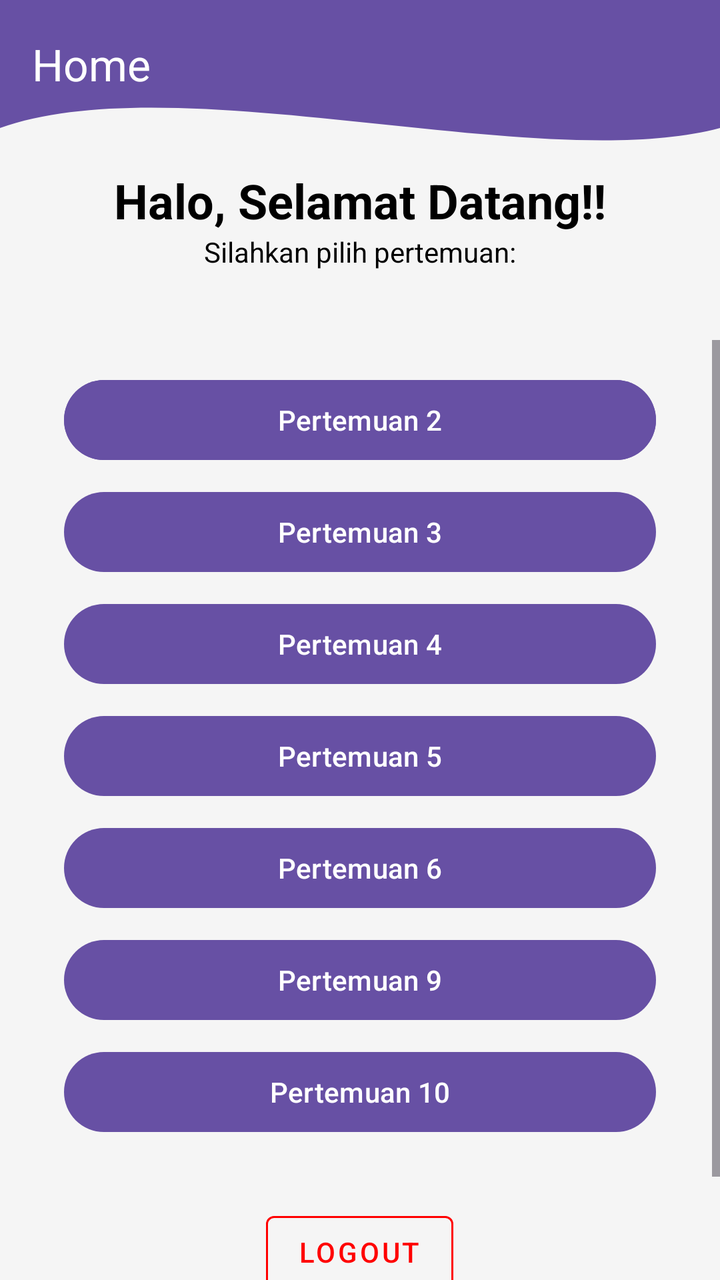
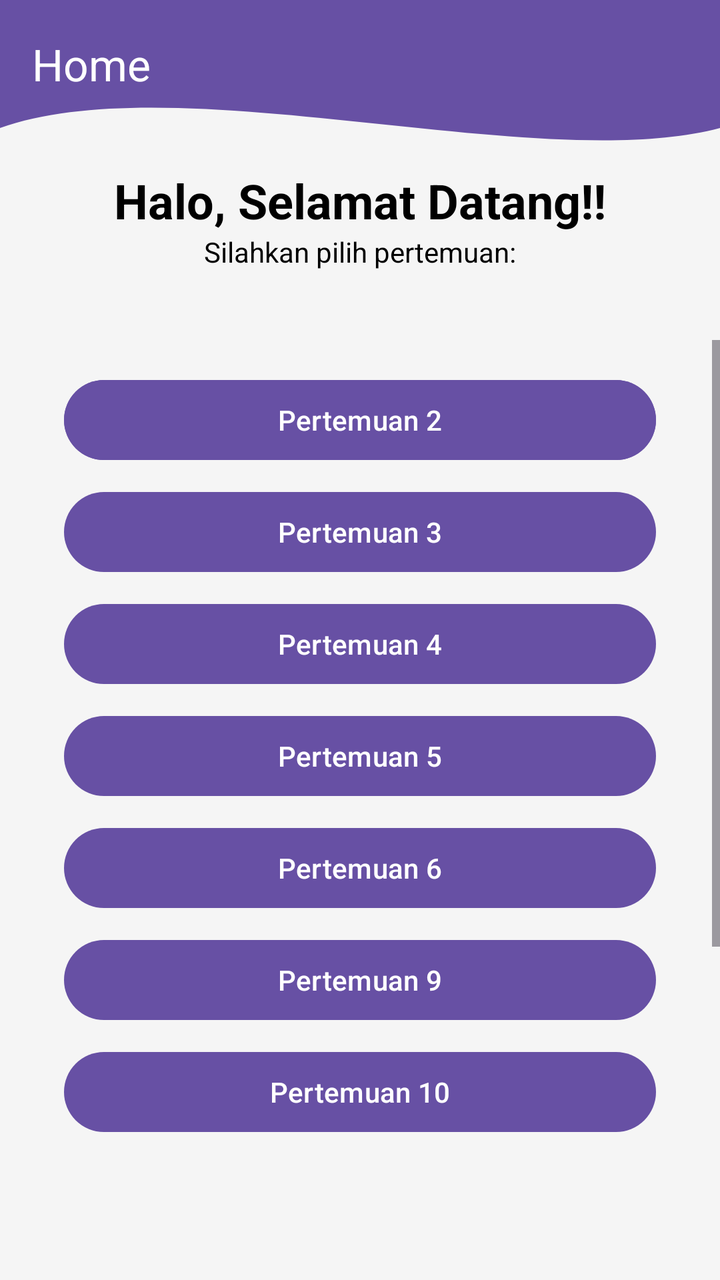

Two renders of the same Android screen: before a commit and after it. Below are the layout's source before the change and the commit's diff.
<!-- AndroidManifest.xml: application theme Theme.Alyahapps -->
<!-- res/layout/fragment_home.xml -->
<?xml version="1.0" encoding="utf-8"?>
<androidx.constraintlayout.widget.ConstraintLayout
    xmlns:android="http://schemas.android.com/apk/res/android"
    xmlns:app="http://schemas.android.com/apk/res-auto"
    xmlns:tools="http://schemas.android.com/tools"
    android:layout_width="match_parent"
    android:layout_height="match_parent"
    android:background="#F5F5F5"
    tools:context=".Home.HomeFragment">

    
    
    <View
        android:id="@+id/background_header"
        android:layout_width="0dp"
        android:layout_height="160dp"
        android:background="@drawable/bg_header_wave"
        app:layout_constraintEnd_toEndOf="parent"
        app:layout_constraintStart_toStartOf="parent"
        app:layout_constraintTop_toTopOf="parent" />

    
    
    <androidx.appcompat.widget.Toolbar
        android:id="@+id/toolbar"
        android:layout_width="match_parent"
        android:layout_height="?attr/actionBarSize"
        android:background="@android:color/transparent"
        app:title="Home"
        app:titleTextColor="@android:color/white"
        app:layout_constraintTop_toTopOf="parent"
        app:layout_constraintStart_toStartOf="parent"
        app:layout_constraintEnd_toEndOf="parent" />

    
    <TextView
        android:id="@+id/textView3"
        android:layout_width="wrap_content"
        android:layout_height="wrap_content"
        android:layout_marginTop="20dp"
        android:text="Halo, Selamat Datang!!"
        android:textColor="@android:color/black"
        android:textSize="24sp"
        android:textStyle="bold"
        app:layout_constraintEnd_toEndOf="parent"
        app:layout_constraintStart_toStartOf="parent"
        app:layout_constraintTop_toBottomOf="@+id/toolbar" />

    <TextView
        android:id="@+id/textSub"
        android:layout_width="wrap_content"
        android:layout_height="wrap_content"
        android:text="Silahkan pilih pertemuan:"
        android:textColor="@android:color/black"
        app:layout_constraintTop_toBottomOf="@id/textView3"
        app:layout_constraintStart_toStartOf="parent"
        app:layout_constraintEnd_toEndOf="parent"/>

    
    <ScrollView
        android:layout_width="match_parent"
        android:layout_height="0dp"
        android:layout_marginTop="10dp"
        android:clipToPadding="false"
        app:layout_constraintBottom_toBottomOf="parent"
        app:layout_constraintTop_toBottomOf="@+id/background_header">

        <LinearLayout
            android:layout_width="match_parent"
            android:layout_height="wrap_content"
            android:orientation="vertical"
            android:padding="16dp">

            <Button
                android:id="@+id/btnToSecond"
                android:layout_width="match_parent"
                android:layout_height="wrap_content"
                android:layout_marginHorizontal="16dp"
                android:text="Pertemuan 2"
                android:backgroundTint="?attr/colorPrimary"/>

            <Button
                android:id="@+id/btnToThird"
                android:layout_width="match_parent"
                android:layout_height="wrap_content"
                android:layout_marginHorizontal="16dp"
                android:layout_marginTop="8dp"
                android:text="Pertemuan 3" />

            <Button
                android:id="@+id/btnToFourth"
                android:layout_width="match_parent"
                android:layout_height="wrap_content"
                android:layout_marginHorizontal="16dp"
                android:layout_marginTop="8dp"
                android:text="Pertemuan 4" />

            <Button
                android:id="@+id/btnToFifth"
                android:layout_width="match_parent"
                android:layout_height="wrap_content"
                android:layout_marginHorizontal="16dp"
                android:layout_marginTop="8dp"
                android:text="Pertemuan 5" />

            <Button
                android:id="@+id/btnToSixth"
                android:layout_width="match_parent"
                android:layout_height="wrap_content"
                android:layout_marginHorizontal="16dp"
                android:layout_marginTop="8dp"
                android:text="Pertemuan 6" />

            <Button
                android:id="@+id/btnToNine"
                android:layout_width="match_parent"
                android:layout_height="wrap_content"
                android:layout_marginHorizontal="16dp"
                android:layout_marginTop="8dp"
                android:text="Pertemuan 9" />

            <Button
                android:id="@+id/btnToTenth"
                android:layout_width="match_parent"
                android:layout_height="wrap_content"
                android:layout_marginHorizontal="16dp"
                android:layout_marginTop="8dp"
                android:text="Pertemuan 10" />

            <Button
                android:id="@+id/btnLogout"
                style="@style/Widget.MaterialComponents.Button.OutlinedButton"
                android:layout_width="wrap_content"
                android:layout_height="wrap_content"
                android:layout_gravity="center"
                android:layout_marginTop="32dp"
                android:layout_marginBottom="32dp"
                android:text="Logout"
                android:textColor="#FF0000"
                app:strokeColor="#FF0000"/>

        </LinearLayout>
    </ScrollView>

</androidx.constraintlayout.widget.ConstraintLayout>
<!-- resources referenced by this layout -->
<resources>
  <!-- drawable bg_header_wave (drawable) -->
  <?xml version="1.0" encoding="utf-8"?>
  <vector xmlns:android="http://schemas.android.com/apk/res/android"
      android:width="100dp"
      android:height="100dp"
      android:viewportWidth="100"
      android:viewportHeight="100">
  
      <path
          android:fillColor="?attr/colorPrimary"
          android:pathData="
              M0,0
              L100,0
              L100,40
              C 75,55
                25,20
                0,40
              Z" />
  </vector>
  <style name="Theme.Alyahapps" parent="Base.Theme.Alyahapps" />
  <style name="Base.Theme.Alyahapps" parent="Theme.Material3.DayNight.NoActionBar">
          
          
      </style>
</resources>

<!-- the commit's change to res/layout/fragment_home.xml (unified diff, before → after) -->
@@ -127,6 +127,36 @@
                 android:layout_marginTop="8dp"
                 android:text="Pertemuan 10" />
 
+            <TextView
+                android:id="@+id/tvCatFact"
+                android:layout_width="match_parent"
+                android:layout_height="wrap_content"
+                android:layout_marginTop="100dp"
+                android:gravity="center"
+                android:text="Loading cat fact..."
+                android:textAlignment="center"
+                android:textSize="18sp" />
+
+
+            <Button
+                android:id="@+id/btnRefresh"
+                android:layout_width="wrap_content"
+                android:layout_height="wrap_content"
+                android:layout_marginTop="12dp"
+                android:text="Refresh"
+                android:layout_gravity="center"
+                app:layout_constraintTop_toBottomOf="@+id/tvCatFact" />
+
+
+            <androidx.recyclerview.widget.RecyclerView
+                android:id="@+id/rvGallery"
+                android:layout_width="match_parent"
+                android:layout_height="0dp"
+                android:layout_marginTop="16dp"
+                android:padding="8dp"
+                app:layout_constraintTop_toBottomOf="@+id/btnRefresh"/>
+
+
             <Button
                 android:id="@+id/btnLogout"
                 style="@style/Widget.MaterialComponents.Button.OutlinedButton"
